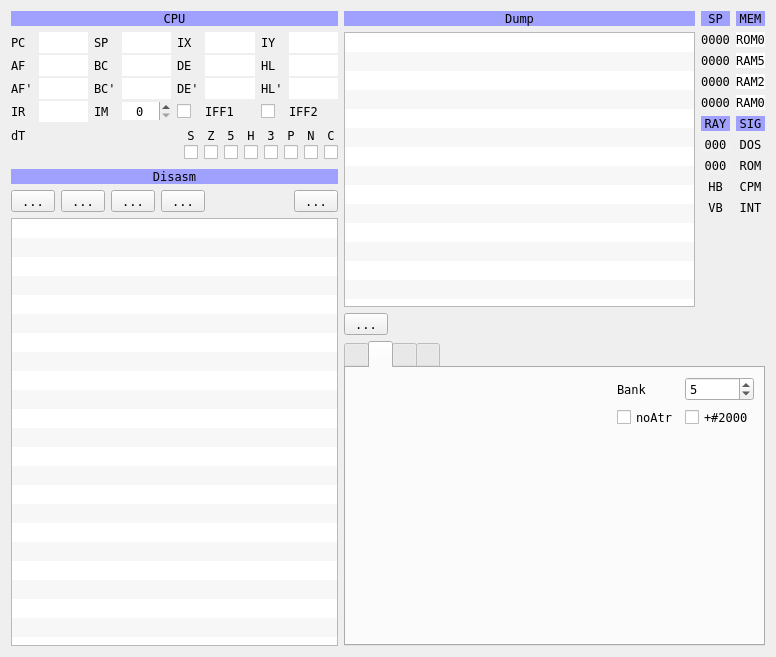
samstyle/Xpeccy, file ui/debuger.ui: the form before one commit.
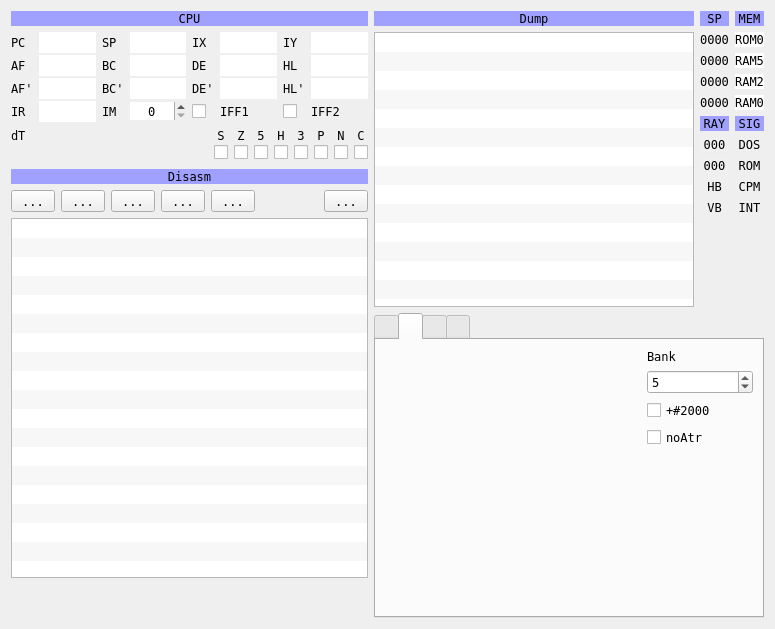
The form after the commit. Icons and pictures are not drawn. Custom widgets are drawn as their Qt base class.

Commit message: build 20170216 [+] deBUGa: fix segment address display [+] deBUGa: memory filler tool [+] deBUGa: bytes search tool [+] deBUGa: 'invert bits' option for sprite scanner tool [+] deBUGa: fix doubling of 'change breakpoint/view' actions [+] Using application-wide DejaVuSansMono.ttf or ${CONFDIR}/appfont.ttf [+] Some minor fixes

Diff of the .ui file:
```diff
--- a/ui/debuger.ui
+++ b/ui/debuger.ui
@@ -9,8 +9,8 @@
    <rect>
     <x>0</x>
     <y>0</y>
-    <width>776</width>
-    <height>648</height>
+    <width>775</width>
+    <height>614</height>
    </rect>
   </property>
   <property name="font">
@@ -30,7 +30,7 @@
   </property>
   <layout class="QHBoxLayout" name="horizontalLayout_5" stretch="10,0">
    <item>
-    <layout class="QVBoxLayout" name="verticalLayout_5" stretch="0,0,0,0,0,10">
+    <layout class="QVBoxLayout" name="verticalLayout_5" stretch="0,0,0,0,0,10,0">
      <item>
       <widget class="QLabel" name="label_26">
        <property name="styleSheet">
@@ -674,6 +674,20 @@
          </property>
         </widget>
        </item>
+       <item>
+        <widget class="QToolButton" name="tbTool">
+         <property name="text">
+          <string>...</string>
+         </property>
+         <property name="icon">
+          <iconset resource="../xpeccy.qrc">
+           <normaloff>:/images/other.png</normaloff>:/images/other.png</iconset>
+         </property>
+         <property name="popupMode">
+          <enum>QToolButton::InstantPopup</enum>
+         </property>
+        </widget>
+       </item>
        <item>
         <widget class="QToolButton" name="tbDbgOpt">
          <property name="text">
@@ -725,6 +739,12 @@
          <verstretch>0</verstretch>
         </sizepolicy>
        </property>
+       <property name="minimumSize">
+        <size>
+         <width>350</width>
+         <height>0</height>
+        </size>
+       </property>
        <property name="contextMenuPolicy">
         <enum>Qt::CustomContextMenu</enum>
        </property>
@@ -747,7 +767,7 @@
         <bool>false</bool>
        </property>
        <property name="rowCount">
-        <number>25</number>
+        <number>23</number>
        </property>
        <property name="columnCount">
         <number>4</number>
@@ -793,18 +813,29 @@
        <row/>
        <row/>
        <row/>
-       <row/>
-       <row/>
        <column/>
        <column/>
        <column/>
        <column/>
       </widget>
      </item>
+     <item>
+      <spacer name="verticalSpacer_7">
+       <property name="orientation">
+        <enum>Qt::Vertical</enum>
+       </property>
+       <property name="sizeHint" stdset="0">
+        <size>
+         <width>20</width>
+         <height>40</height>
+        </size>
+       </property>
+      </spacer>
+     </item>
     </layout>
    </item>
    <item>
-    <layout class="QVBoxLayout" name="verticalLayout_4">
+    <layout class="QVBoxLayout" name="verticalLayout_4" stretch="0,10">
      <item>
       <layout class="QHBoxLayout" name="horizontalLayout" stretch="10,0">
        <item>
@@ -1178,37 +1209,6 @@
        </item>
       </layout>
      </item>
-     <item>
-      <layout class="QHBoxLayout" name="horizontalLayout_7">
-       <item>
-        <widget class="QToolButton" name="tbMemView">
-         <property name="toolTip">
-          <string>Memory viewer</string>
-         </property>
-         <property name="text">
-          <string>...</string>
-         </property>
-         <property name="icon">
-          <iconset resource="../xpeccy.qrc">
-           <normaloff>:/images/eye.png</normaloff>:/images/eye.png</iconset>
-         </property>
-        </widget>
-       </item>
-       <item>
-        <spacer name="horizontalSpacer_5">
-         <property name="orientation">
-          <enum>Qt::Horizontal</enum>
-         </property>
-         <property name="sizeHint" stdset="0">
-          <size>
-           <width>40</width>
-           <height>20</height>
-          </size>
-         </property>
-        </spacer>
-       </item>
-      </layout>
-     </item>
      <item>
       <widget class="QTabWidget" name="tabsPanel">
        <property name="currentIndex">
@@ -1570,27 +1570,14 @@
          </item>
          <item>
           <layout class="QGridLayout" name="gridLayout_4">
-           <item row="0" column="0">
+           <item row="0" column="1">
             <widget class="QLabel" name="label_49">
              <property name="text">
               <string>Bank</string>
              </property>
             </widget>
            </item>
-           <item row="5" column="0">
-            <spacer name="verticalSpacer_5">
-             <property name="orientation">
-              <enum>Qt::Vertical</enum>
-             </property>
-             <property name="sizeHint" stdset="0">
-              <size>
-               <width>20</width>
-               <height>40</height>
-              </size>
-             </property>
-            </spacer>
-           </item>
-           <item row="0" column="1">
+           <item row="1" column="1">
             <widget class="QSpinBox" name="sbScrBank">
              <property name="minimum">
               <number>0</number>
@@ -1603,20 +1590,33 @@
              </property>
             </widget>
            </item>
-           <item row="1" column="1">
+           <item row="2" column="1">
             <widget class="QCheckBox" name="cbScrAlt">
              <property name="text">
               <string>+#2000</string>
              </property>
             </widget>
            </item>
-           <item row="1" column="0">
+           <item row="3" column="1">
             <widget class="QCheckBox" name="cbScrAtr">
              <property name="text">
               <string>noAtr</string>
              </property>
             </widget>
            </item>
+           <item row="4" column="1">
+            <spacer name="verticalSpacer_5">
+             <property name="orientation">
+              <enum>Qt::Vertical</enum>
+             </property>
+             <property name="sizeHint" stdset="0">
+              <size>
+               <width>20</width>
+               <height>40</height>
+              </size>
+             </property>
+            </spacer>
+           </item>
           </layout>
          </item>
         </layout>
@@ -1959,6 +1959,33 @@
     <string>Show segment</string>
    </property>
   </action>
+  <action name="actFill">
+   <property name="icon">
+    <iconset resource="../xpeccy.qrc">
+     <normaloff>:/images/fill.png</normaloff>:/images/fill.png</iconset>
+   </property>
+   <property name="text">
+    <string>Fill...</string>
+   </property>
+  </action>
+  <action name="actSprScan">
+   <property name="icon">
+    <iconset resource="../xpeccy.qrc">
+     <normaloff>:/images/eye.png</normaloff>:/images/eye.png</iconset>
+   </property>
+   <property name="text">
+    <string>Sprite scanner</string>
+   </property>
+  </action>
+  <action name="actSearch">
+   <property name="icon">
+    <iconset resource="../xpeccy.qrc">
+     <normaloff>:/images/search.png</normaloff>:/images/search.png</iconset>
+   </property>
+   <property name="text">
+    <string>Search</string>
+   </property>
+  </action>
  </widget>
  <customwidgets>
   <customwidget>
```
Left out of the diff: 4 changed lines with no effect on the pictures. The commit also changes 30 other files.
